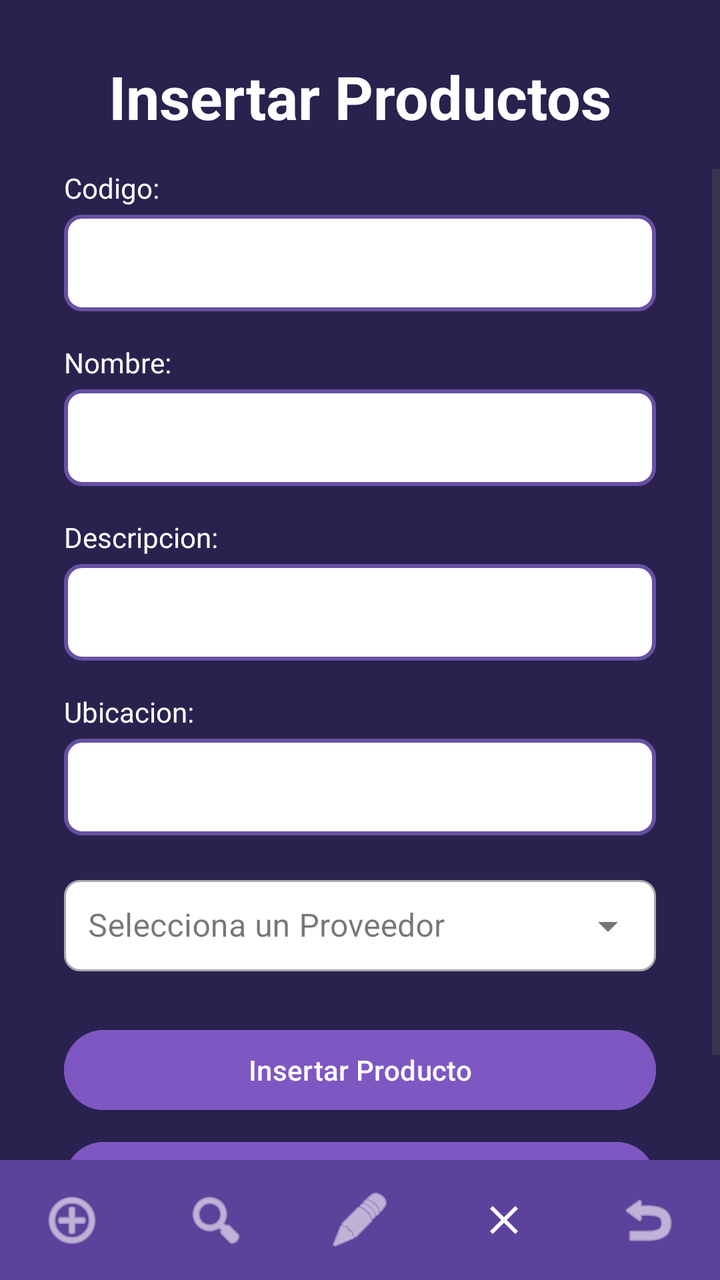
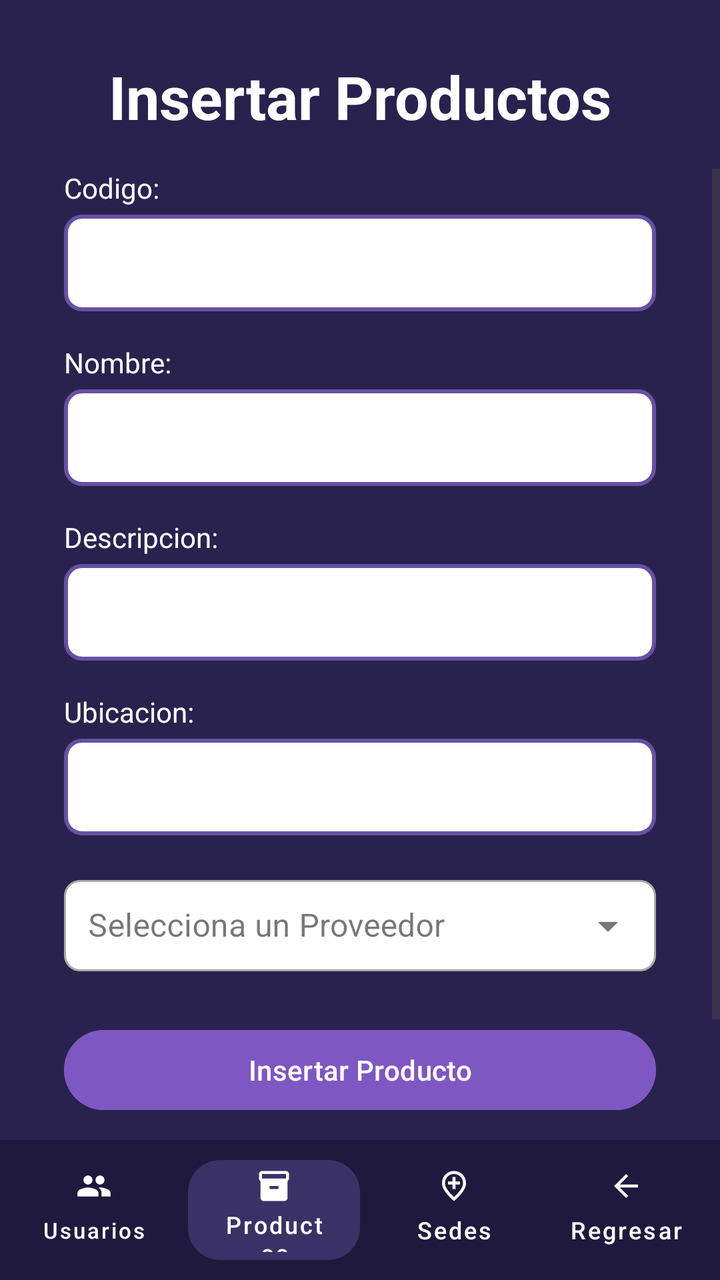

Screens rendered from an Android XML layout before and after an edit, with the pre-edit source and the edit as a unified diff.
<!-- AndroidManifest.xml: application theme Theme.AlcamenProyectoFinal -->
<!-- res/layout/activity_frm_insertar_productos.xml -->
<?xml version="1.0" encoding="utf-8"?>
<androidx.constraintlayout.widget.ConstraintLayout xmlns:android="http://schemas.android.com/apk/res/android"
    xmlns:app="http://schemas.android.com/apk/res-auto"
    xmlns:tools="http://schemas.android.com/tools"
    android:id="@+id/main"
    android:layout_width="match_parent"
    android:layout_height="match_parent"
    android:background="#29224E"
    tools:context=".Vista.frmInsertarProductos">

    
    <TextView
        android:id="@+id/tvTituloInsertarProductos"
        android:layout_width="wrap_content"
        android:layout_height="wrap_content"
        android:layout_marginTop="28dp"
        android:text="Insertar Productos"
        android:textColor="#FFFFFF"
        android:textSize="30sp"
        android:textStyle="bold"
        app:layout_constraintEnd_toEndOf="parent"
        app:layout_constraintStart_toStartOf="parent"
        app:layout_constraintTop_toTopOf="parent" />

    
    <ScrollView
        android:id="@+id/scrollView"
        android:layout_width="0dp"
        android:layout_height="0dp"
        android:layout_marginTop="16dp"
        android:fillViewport="true"
        app:layout_constraintBottom_toTopOf="@id/footerGestionProductos"
        app:layout_constraintEnd_toEndOf="parent"
        app:layout_constraintStart_toStartOf="parent"
        app:layout_constraintTop_toBottomOf="@+id/tvTituloInsertarProductos">

        <LinearLayout
            android:layout_width="match_parent"
            android:layout_height="wrap_content"
            android:orientation="vertical"
            android:paddingHorizontal="32dp"
            android:paddingBottom="24dp">

            
            <TextView
                android:id="@+id/textView20"
                android:layout_width="match_parent"
                android:layout_height="wrap_content"
                android:layout_marginBottom="4dp"
                android:text="Codigo:"
                android:textColor="#FFFFFF"
                android:textSize="14sp" />

            <EditText
                android:id="@+id/txtCodigoProducto"
                android:layout_width="match_parent"
                android:layout_height="wrap_content"
                android:layout_marginBottom="16dp"
                android:background="@drawable/input_border"
                android:ems="10"
                android:inputType="text"
                android:padding="12dp"
                android:textColor="#000000" />

            
            <TextView
                android:id="@+id/textView21"
                android:layout_width="match_parent"
                android:layout_height="wrap_content"
                android:layout_marginBottom="4dp"
                android:text="Nombre:"
                android:textColor="#FFFFFF"
                android:textSize="14sp" />

            <EditText
                android:id="@+id/txtNombre"
                android:layout_width="match_parent"
                android:layout_height="wrap_content"
                android:layout_marginBottom="16dp"
                android:background="@drawable/input_border"
                android:ems="10"
                android:inputType="text"
                android:padding="12dp"
                android:textColor="#000000" />

            
            <TextView
                android:id="@+id/textView22"
                android:layout_width="match_parent"
                android:layout_height="wrap_content"
                android:layout_marginBottom="4dp"
                android:text="Descripcion:"
                android:textColor="#FFFFFF"
                android:textSize="14sp" />

            <EditText
                android:id="@+id/txtDescripcion"
                android:layout_width="match_parent"
                android:layout_height="wrap_content"
                android:layout_marginBottom="16dp"
                android:background="@drawable/input_border"
                android:ems="10"
                android:inputType="text"
                android:padding="12dp"
                android:textColor="#000000" />

            
            <TextView
                android:id="@+id/textView33"
                android:layout_width="match_parent"
                android:layout_height="wrap_content"
                android:layout_marginBottom="4dp"
                android:text="Ubicacion:"
                android:textColor="#FFFFFF"
                android:textSize="14sp" />

            <EditText
                android:id="@+id/txtUbicacion"
                android:layout_width="match_parent"
                android:layout_height="wrap_content"
                android:layout_marginBottom="16dp"
                android:background="@drawable/input_border"
                android:ems="10"
                android:inputType="text"
                android:padding="12dp"
                android:textColor="#000000" />

            
            <com.google.android.material.textfield.TextInputLayout
                android:id="@+id/txtCodigoProveedorProducto"
                style="@style/Widget.MaterialComponents.TextInputLayout.OutlinedBox.ExposedDropdownMenu"
                android:layout_width="match_parent"
                android:layout_height="wrap_content"
                android:layout_marginBottom="24dp"
                android:hint="Selecciona un Proveedor"
                app:boxBackgroundColor="@android:color/white"
                app:boxCornerRadiusBottomEnd="8dp"
                app:boxCornerRadiusBottomStart="8dp"
                app:boxCornerRadiusTopEnd="8dp"
                app:boxCornerRadiusTopStart="8dp">

                <AutoCompleteTextView
                    android:id="@+id/autoCompleteProveedor"
                    android:layout_width="match_parent"
                    android:layout_height="wrap_content"
                    android:inputType="none"
                    android:padding="12dp"
                    android:textColor="#000000" />
            </com.google.android.material.textfield.TextInputLayout>

            
            <Button
                android:id="@+id/button37"
                android:layout_width="match_parent"
                android:layout_height="wrap_content"
                android:layout_marginBottom="8dp"
                android:backgroundTint="#7E57C2"
                android:onClick="btnInsertarProducto"
                android:text="Insertar Producto"
                android:textColor="@android:color/white" />

            <Button
                android:id="@+id/button38"
                android:layout_width="match_parent"
                android:layout_height="wrap_content"
                android:backgroundTint="#7E57C2"
                android:onClick="btnRegresar"
                android:text="Regresar"
                android:textColor="@android:color/white" />

        </LinearLayout>
    </ScrollView>

    
    <LinearLayout
        android:id="@+id/footerGestionProductos"
        android:layout_width="0dp"
        android:layout_height="60dp"
        android:background="#5C429B"
        android:gravity="center_vertical"
        android:orientation="horizontal"
        app:layout_constraintBottom_toBottomOf="parent"
        app:layout_constraintEnd_toEndOf="parent"
        app:layout_constraintStart_toStartOf="parent">

        
        <ImageButton
            android:id="@+id/btnNavInsertarProducto"
            android:layout_width="0dp"
            android:layout_height="match_parent"
            android:layout_weight="1"
            android:background="?attr/selectableItemBackgroundBorderless"
            android:contentDescription="Insertar Producto"
            android:src="@android:drawable/ic_menu_add"
            app:tint="@android:color/white" />

        
        <ImageButton
            android:id="@+id/btnNavConsultarProducto"
            android:layout_width="0dp"
            android:layout_height="match_parent"
            android:layout_weight="1"
            android:background="?attr/selectableItemBackgroundBorderless"
            android:contentDescription="Consultar Productos"
            android:src="@android:drawable/ic_menu_search"
            app:tint="@android:color/white" />

        <ImageButton
            android:id="@+id/btnNavModificarProducto"
            android:layout_width="0dp"
            android:layout_height="match_parent"
            android:layout_weight="1"
            android:background="?attr/selectableItemBackgroundBorderless"
            android:contentDescription="Modificar Producto"
            android:src="@android:drawable/ic_menu_edit"
            app:tint="@android:color/white" />

        <ImageButton
            android:id="@+id/btnNavEliminarProducto"
            android:layout_width="0dp"
            android:layout_height="match_parent"
            android:layout_weight="1"
            android:background="?attr/selectableItemBackgroundBorderless"
            android:contentDescription="Eliminar Producto"
            app:srcCompat="@drawable/ic_close"
            app:tint="@android:color/white" />

        <ImageButton
            android:id="@+id/btnNavRegresar"
            android:layout_width="0dp"
            android:layout_height="match_parent"
            android:layout_weight="1"
            android:background="?attr/selectableItemBackgroundBorderless"
            android:contentDescription="Regresar"
            android:onClick="btnRegresar"
            android:src="@android:drawable/ic_menu_revert"
            app:tint="@android:color/white" />

    </LinearLayout>

</androidx.constraintlayout.widget.ConstraintLayout>
<!-- resources referenced by this layout -->
<resources>
  <!-- drawable ic_close (drawable) -->
  <vector xmlns:android="http://schemas.android.com/apk/res/android" android:height="24dp" android:tint="#000000" android:viewportHeight="960" android:viewportWidth="960" android:width="24dp">
        
      <path android:fillColor="@android:color/white" android:pathData="M256,760L200,704L424,480L200,256L256,200L480,424L704,200L760,256L536,480L760,704L704,760L480,536L256,760Z"/>
      
  </vector>
  <!-- drawable input_border (drawable) -->
  <?xml version="1.0" encoding="utf-8"?>
  <shape xmlns:android="http://schemas.android.com/apk/res/android"
      android:shape="rectangle">
  
      <solid android:color="#FFFFFF" />
  
      <stroke
          android:width="2dp"
          android:color="#6750A4" />
  
      <corners android:radius="8dp" />
  
  </shape>
  <style name="Theme.AlcamenProyectoFinal" parent="Base.Theme.AlcamenProyectoFinal" />
  <style name="Base.Theme.AlcamenProyectoFinal" parent="Theme.Material3.DayNight.NoActionBar">
          
          
      </style>
</resources>

<!-- the commit's change to res/layout/activity_frm_insertar_productos.xml (unified diff, before → after) -->
@@ -174,67 +174,78 @@
     
     <LinearLayout
         android:id="@+id/footerGestionProductos"
-        android:layout_width="0dp"
-        android:layout_height="60dp"
-        android:background="#5C429B"
+        android:layout_width="match_parent"
+        android:layout_height="70dp"
+        android:background="#1F1A3D"
+        android:orientation="horizontal"
+        android:padding="4dp"
         android:gravity="center_vertical"
-        android:orientation="horizontal"
         app:layout_constraintBottom_toBottomOf="parent"
         app:layout_constraintEnd_toEndOf="parent"
         app:layout_constraintStart_toStartOf="parent">
 
-        
-        <ImageButton
-            android:id="@+id/btnNavInsertarProducto"
+        <com.google.android.material.button.MaterialButton
+            android:id="@+id/btnUsuarios"
+            style="@style/Widget.MaterialComponents.Button.TextButton"
             android:layout_width="0dp"
             android:layout_height="match_parent"
             android:layout_weight="1"
-            android:background="?attr/selectableItemBackgroundBorderless"
-            android:contentDescription="Insertar Producto"
-            android:src="@android:drawable/ic_menu_add"
-            app:tint="@android:color/white" />
-
-        
-        <ImageButton
-            android:id="@+id/btnNavConsultarProducto"
+            android:text="Usuarios"
+            android:textColor="@android:color/white"
+            android:textSize="11sp"
+            app:icon="@drawable/ic_people"
+            app:iconGravity="top"
+            app:iconPadding="2dp"
+            app:iconTint="@android:color/white"
+            app:textAllCaps="false" />
+
+        <com.google.android.material.button.MaterialButton
+            android:id="@+id/btnProductos"
+            style="@style/Widget.MaterialComponents.Button.UnelevatedButton"
+            android:layout_width="0dp"
+            android:layout_height="wrap_content"
+            android:layout_marginHorizontal="4dp"
+            android:layout_weight="1"
+            android:text="Productos"
+            android:textColor="@android:color/white"
+            android:textSize="12sp"
+            app:backgroundTint="#3A3266"
+            app:cornerRadius="16dp"
+            app:icon="@drawable/ic_inventory"
+            app:iconGravity="top"
+            app:iconPadding="2dp"
+            app:iconTint="@android:color/white"
+            app:textAllCaps="false" />
+
+        <com.google.android.material.button.MaterialButton
+            android:id="@+id/btnSedes"
+            style="@style/Widget.MaterialComponents.Button.TextButton"
             android:layout_width="0dp"
             android:layout_height="match_parent"
             android:layout_weight="1"
-            android:background="?attr/selectableItemBackgroundBorderless"
-            android:contentDescription="Consultar Productos"
-            android:src="@android:drawable/ic_menu_search"
-            app:tint="@android:color/white" />
-
-        <ImageButton
-            android:id="@+id/btnNavModificarProducto"
+            android:text="Sedes"
+            android:textColor="@android:color/white"
+            android:textSize="12sp"
+            app:icon="@drawable/ic_location_city"
+            app:iconGravity="top"
+            app:iconPadding="2dp"
+            app:iconTint="@android:color/white"
+            app:textAllCaps="false" />
+
+        <com.google.android.material.button.MaterialButton
+            android:id="@+id/btnRegresar"
+            style="@style/Widget.MaterialComponents.Button.TextButton"
             android:layout_width="0dp"
             android:layout_height="match_parent"
             android:layout_weight="1"
-            android:background="?attr/selectableItemBackgroundBorderless"
-            android:contentDescription="Modificar Producto"
-            android:src="@android:drawable/ic_menu_edit"
-            app:tint="@android:color/white" />
-
-        <ImageButton
-            android:id="@+id/btnNavEliminarProducto"
-            android:layout_width="0dp"
-            android:layout_height="match_parent"
-            android:layout_weight="1"
-            android:background="?attr/selectableItemBackgroundBorderless"
-            android:contentDescription="Eliminar Producto"
-            app:srcCompat="@drawable/ic_close"
-            app:tint="@android:color/white" />
-
-        <ImageButton
-            android:id="@+id/btnNavRegresar"
-            android:layout_width="0dp"
-            android:layout_height="match_parent"
-            android:layout_weight="1"
-            android:background="?attr/selectableItemBackgroundBorderless"
-            android:contentDescription="Regresar"
-            android:onClick="btnRegresar"
-            android:src="@android:drawable/ic_menu_revert"
-            app:tint="@android:color/white" />
+            android:text="Regresar"
+            android:textColor="@android:color/white"
+            android:textSize="12sp"
+            app:icon="@drawable/ic_arrow_back"
+            app:iconGravity="top"
+            app:iconPadding="2dp"
+            app:iconTint="@android:color/white"
+            app:textAllCaps="false" />
 
     </LinearLayout>
 
<!-- resource entries referenced after the edit -->
@@ -1,9 +1,27 @@
 <!-- resources referenced by this layout -->
 <resources>
-  <!-- drawable ic_close (drawable) -->
+  <!-- drawable ic_arrow_back (drawable) -->
+  <vector xmlns:android="http://schemas.android.com/apk/res/android" android:autoMirrored="true" android:height="24dp" android:tint="#000000" android:viewportHeight="960" android:viewportWidth="960" android:width="24dp">
+        
+      <path android:fillColor="@android:color/white" android:pathData="M313,520L537,744L480,800L160,480L480,160L537,216L313,440L800,440L800,520L313,520Z"/>
+      
+  </vector>
+  <!-- drawable ic_inventory (drawable) -->
+  <vector xmlns:android="http://schemas.android.com/apk/res/android" android:height="24dp" android:tint="#000000" android:viewportHeight="24" android:viewportWidth="24" android:width="24dp">
+        
+      <path android:fillColor="@android:color/white" android:pathData="M20,2L4,2c-1,0 -2,0.9 -2,2v3.01c0,0.72 0.43,1.34 1,1.69L3,20c0,1.1 1.1,2 2,2h14c0.9,0 2,-0.9 2,-2L21,8.7c0.57,-0.35 1,-0.97 1,-1.69L22,4c0,-1.1 -1,-2 -2,-2zM15,14L9,14v-2h6v2zM20,7L4,7L4,4l16,-0.02L20,7z"/>
+      
+  </vector>
+  <!-- drawable ic_location_city (drawable) -->
   <vector xmlns:android="http://schemas.android.com/apk/res/android" android:height="24dp" android:tint="#000000" android:viewportHeight="960" android:viewportWidth="960" android:width="24dp">
         
-      <path android:fillColor="@android:color/white" android:pathData="M256,760L200,704L424,480L200,256L256,200L480,424L704,200L760,256L536,480L760,704L704,760L480,536L256,760Z"/>
+      <path android:fillColor="@android:color/white" android:pathData="M440,560L520,560L520,440L640,440L640,360L520,360L520,240L440,240L440,360L320,360L320,440L440,440L440,560ZM480,774Q602,662 661,570.5Q720,479 720,408Q720,299 650.5,229.5Q581,160 480,160Q379,160 309.5,229.5Q240,299 240,408Q240,479 299,570.5Q358,662 480,774ZM480,880Q319,743 239.5,625.5Q160,508 160,408Q160,258 256.5,169Q353,80 480,80Q607,80 703.5,169Q800,258 800,408Q800,508 720.5,625.5Q641,743 480,880ZM480,400Q480,400 480,400Q480,400 480,400Q480,400 480,400Q480,400 480,400Q480,400 480,400Q480,400 480,400Q480,400 480,400Q480,400 480,400Z"/>
+      
+  </vector>
+  <!-- drawable ic_people (drawable) -->
+  <vector xmlns:android="http://schemas.android.com/apk/res/android" android:height="24dp" android:tint="#000000" android:viewportHeight="24" android:viewportWidth="24" android:width="24dp">
+        
+      <path android:fillColor="@android:color/white" android:pathData="M16,11c1.66,0 2.99,-1.34 2.99,-3S17.66,5 16,5c-1.66,0 -3,1.34 -3,3s1.34,3 3,3zM8,11c1.66,0 2.99,-1.34 2.99,-3S9.66,5 8,5C6.34,5 5,6.34 5,8s1.34,3 3,3zM8,13c-2.33,0 -7,1.17 -7,3.5L1,19h14v-2.5c0,-2.33 -4.67,-3.5 -7,-3.5zM16,13c-0.29,0 -0.62,0.02 -0.97,0.05 1.16,0.84 1.97,1.97 1.97,3.45L17,19h6v-2.5c0,-2.33 -4.67,-3.5 -7,-3.5z"/>
       
   </vector>
   <!-- drawable input_border (drawable) -->
